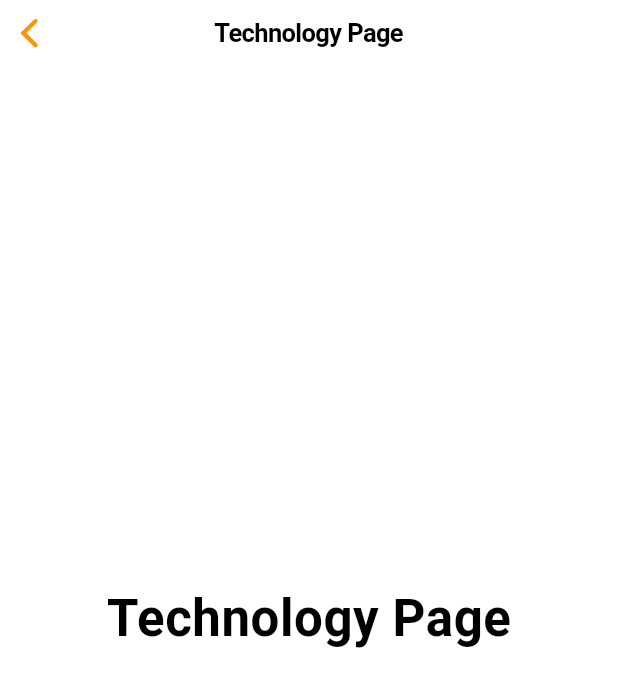
After one commit to akhdanpangestuajiwidodo/Cupertino-UI-App, a Flutter app: the CategoryPage screen opened directly, on a phone screen of 412 x 824 dp. The commit adds this screen. Shown: the top 687 px of the screen. Run offline on Flutter 3.47's test engine with Material 2 defaults, Android fonts, the phone set to English and light mode, and no system bars.

```diff
--- /dev/null
+++ b/lib/screens/CategoryPage.dart
@@ -0,0 +1,21 @@
+import 'package:flutter/cupertino.dart';
+
+class CategoryPage extends StatelessWidget {
+  final String selectedCategory;
+
+  const CategoryPage({required this.selectedCategory});
+
+  @override
+  Widget build(BuildContext context) {
+    return CupertinoPageScaffold(
+      navigationBar: CupertinoNavigationBar(
+        middle: Text('$selectedCategory Page'),
+      ),
+        child: Center(
+      child: Text(
+        '$selectedCategory Page',
+        style: CupertinoTheme.of(context).textTheme.navLargeTitleTextStyle,
+      ),
+    ));
+  }
+}
--- a/lib/screens/settings_page.dart
+++ b/lib/screens/settings_page.dart
@@ -8,9 +8,9 @@ class SettingsPage extends StatelessWidget {
         middle: Text('Settings Page'),
       ),
       child: Center(
-        child: Text(
-          'Settings Page',
-          style: CupertinoTheme.of(context).textTheme.navLargeTitleTextStyle,
+        child: CupertinoButton(
+          child: Text('Log out'),
+          onPressed: () {},
         ),
       ),
     );
```
Also changed, not shown: lib/screens/feeds_page.dart (+55 -1 lines).
